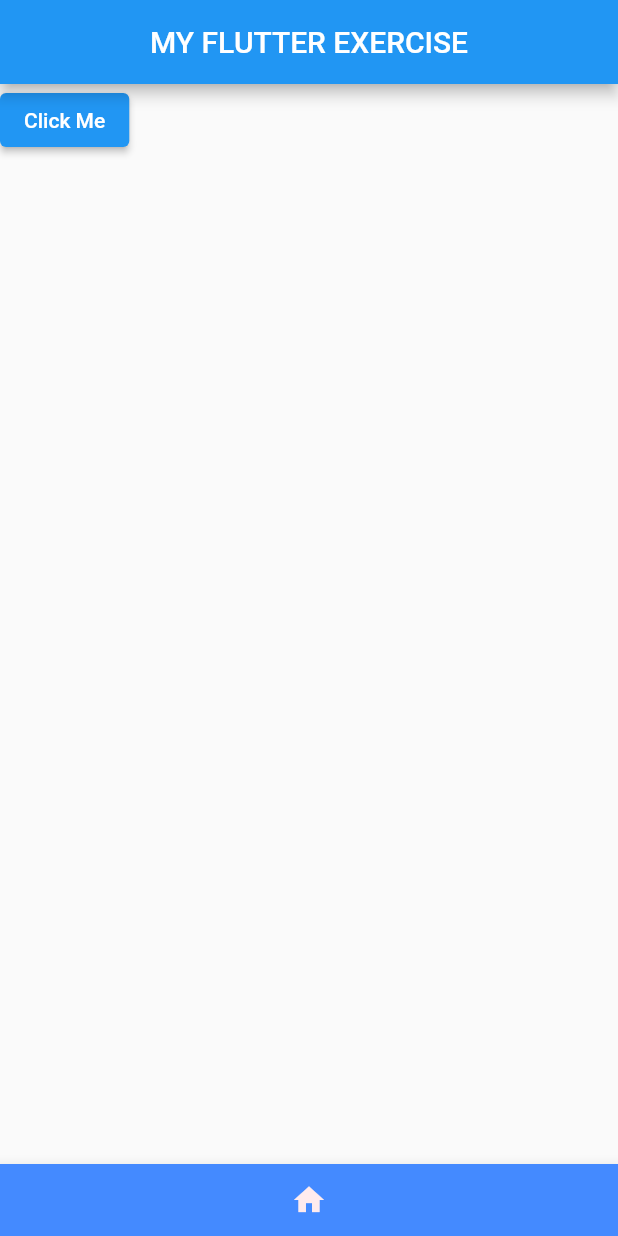
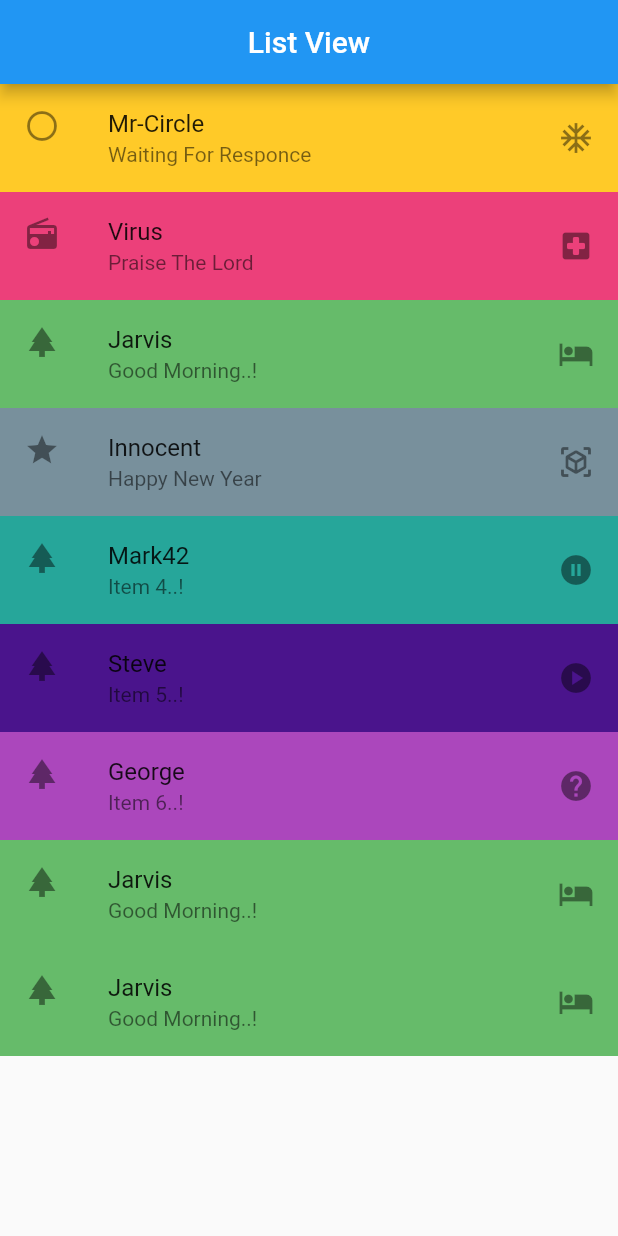
Before and after one commit to Ironman72/my_first_flutter_tutorial, a Flutter app: the screen it shows after launch, on a phone screen of 412 x 824 dp. Run offline on Flutter 3.47's test engine with Material 2 defaults, Android fonts, the phone set to English and light mode, and no system bars.

Commit message:
list_view

```diff
--- a/lib/main.dart
+++ b/lib/main.dart
@@ -1,4 +1,4 @@
-// ignore_for_file: use_key_in_widget_constructors, avoid_print, sized_box_for_whitespace
+// ignore_for_file: use_key_in_widget_constructors
 
 import 'package:flutter/material.dart';
 
@@ -6,66 +6,98 @@ void main() {
   runApp(MyApp());
 }
 
-class MyApp extends StatefulWidget {
-  @override
-  State<MyApp> createState() => _MyAppState();
-}
-
-class _MyAppState extends State<MyApp> {
-  int number = 0;
+class MyApp extends StatelessWidget {
   @override
   Widget build(BuildContext context) {
     return MaterialApp(
         debugShowCheckedModeBanner: false,
+        title: 'Flutter APP',
         home: Scaffold(
           appBar: AppBar(
             centerTitle: true,
-          title: Text('MY FLUTTER EXERCISE'),
+            title: Text('List View'),
           ),
-        body: Column(
-          mainAxisAlignment: number == 0
-              ? MainAxisAlignment.start
-              : number == 1
-                  ? MainAxisAlignment.center
-                  : MainAxisAlignment.end,
-          crossAxisAlignment: CrossAxisAlignment.start,
+          body: Material(
+            child: ListView(
               children: [
-            Row(
-              mainAxisAlignment: number == 0
-                  ? MainAxisAlignment.start
-                  : number == 1
-                      ? MainAxisAlignment.center
-                      : MainAxisAlignment.end,
-              children: [
-                ElevatedButton(
-                    onPressed: () {
-                      setState(() {
-                        if (number == 2) {
-                          number = 0;
-                        } else {
-                          number = number + 1;
-                        }
-
-                        print(number);
-                      });
-                    },
-                    child: Text('Click Me')),
-              ],
-            )
+                Container(
+                  color: Colors.amber[400],
+                  child: ListTile(
+                    leading: Icon(Icons.panorama_fisheye_outlined),
+                    title: Text('Mr-Circle'),
+                    subtitle: Text('Waiting For Responce'),
+                    trailing: Icon(Icons.ac_unit),
+                  ),
+                ),
+                Container(
+                  color: Colors.pink[400],
+                  child: ListTile(
+                      leading: Icon(
+                        Icons.radio,
+                      ),
+                      title: Text('Virus'),
+                      subtitle: Text('Praise The Lord'),
+                      trailing: Icon(Icons.local_hospital_rounded)),
+                ),
+                Container(
+                  color: Colors.green[400],
+                  child: ListTile(
+                      leading: Icon(Icons.park),
+                      title: Text('Jarvis'),
+                      subtitle: Text('Good Morning..!'),
+                      trailing: Icon(Icons.hotel)),
+                ),
+                Container(
+                  color: Colors.blueGrey[400],
+                  child: ListTile(
+                      leading: Icon(Icons.grade),
+                      title: Text('Innocent'),
+                      subtitle: Text('Happy New Year'),
+                      trailing: Icon(Icons.view_in_ar)),
+                ),
+                Container(
+                  color: Colors.teal[400],
+                  child: ListTile(
+                      leading: Icon(Icons.park),
+                      title: Text('Mark42'),
+                      subtitle: Text('Item 4..!'),
+                      trailing: Icon(Icons.pause_circle_filled)),
+                ),
+                Container(
+                  color: Colors.purple[900],
+                  child: ListTile(
+                      leading: Icon(Icons.park),
+                      title: Text('Steve'),
+                      subtitle: Text('Item 5..!'),
+                      trailing: Icon(Icons.play_circle)),
+                ),
+                Container(
+                  color: Colors.purple[400],
+                  child: ListTile(
+                      leading: Icon(Icons.park),
+                      title: Text('George'),
+                      subtitle: Text('Item 6..!'),
+                      trailing: Icon(Icons.help)),
+                ),
+                Container(
+                  color: Colors.green[400],
+                  child: ListTile(
+                      leading: Icon(Icons.park),
+                      title: Text('Jarvis'),
+                      subtitle: Text('Good Morning..!'),
+                      trailing: Icon(Icons.hotel)),
+                ),
+                Container(
+                  color: Colors.green[400],
+                  child: ListTile(
+                      leading: Icon(Icons.park),
+                      title: Text('Jarvis'),
+                      subtitle: Text('Good Morning..!'),
+                      trailing: Icon(Icons.hotel)),
+                ),
               ],
             ),
-        bottomNavigationBar: BottomAppBar(
-          color: Colors.blueAccent,
-          child: IconButton(
-              onPressed: () {
-                print('button pressed');
-              },
-              icon: Icon(
-                Icons.home,
-                color: Colors.red[50],
-              )),
           ),
-      ),
-    );
+        ));
   }
 }
```
Also changed, not shown: images/Screenshot_1641829772.png (added), images/happy.png (deleted), images/launcher.png (deleted). Lines whose indentation alone changed are shown as unchanged.
